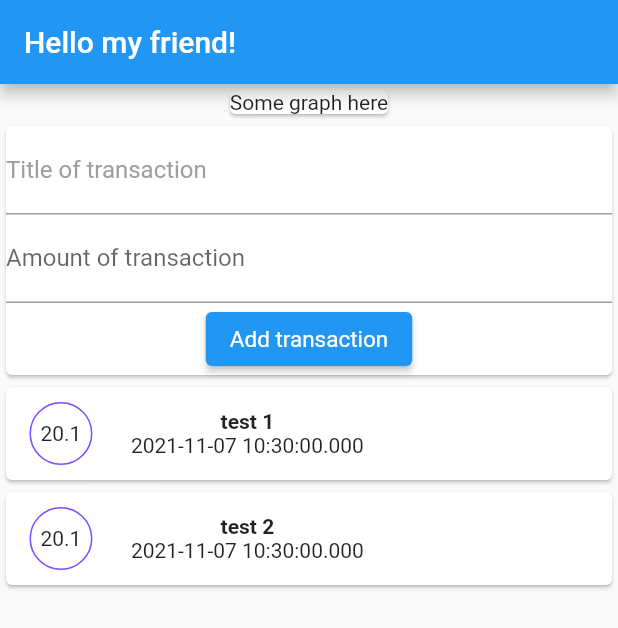
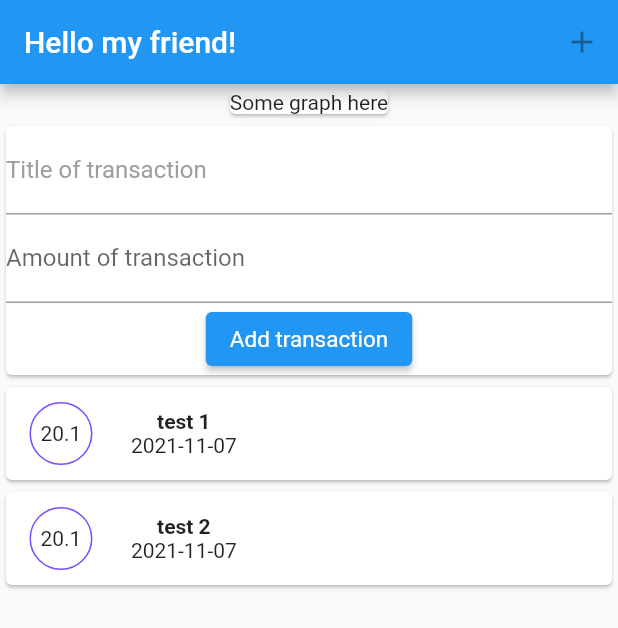
Before and after one commit to roman-romanov-o/flutter-practice, a Flutter app: the screen it shows after launch, on a phone screen of 412 x 824 dp. Shown: the top 628 px of the screen. Run offline on Flutter 3.47's test engine with Material 2 defaults, Android fonts, the phone set to English and light mode, and no system bars; missing offline and left inert: dart:ffi.

Commit message:
- Added date formatting - Change keyboard type

```diff
--- a/section_4/section_4_practice/lib/main.dart
+++ b/section_4/section_4_practice/lib/main.dart
@@ -57,6 +57,12 @@ class _MyHomePageState extends State<MyHomePage> {
     return Scaffold(
       appBar: AppBar(
         title: Text('Hello my friend!'),
+        actions: [
+          IconButton(
+            onPressed: null,
+            icon: Icon(Icons.add),
+          )
+        ],
       ),
       body: SingleChildScrollView(
         child: Column(
--- a/section_4/section_4_practice/lib/widgets/add_transaction.dart
+++ b/section_4/section_4_practice/lib/widgets/add_transaction.dart
@@ -18,6 +18,7 @@ class AddNewTransaction extends StatelessWidget {
         ),),
         TextField(
           controller: amountController,
+          keyboardType: TextInputType.number,
           decoration: InputDecoration(
               labelText: 'Amount of transaction'
           ),
--- a/section_4/section_4_practice/lib/widgets/transaction_list.dart
+++ b/section_4/section_4_practice/lib/widgets/transaction_list.dart
@@ -1,7 +1,12 @@
 import 'package:flutter/material.dart';
+import 'package:intl/intl.dart';
 import '../models/transaction.dart';
 
+
+
 class TransactionList extends StatelessWidget {
+  final DateFormat formatter = DateFormat('yyyy-MM-dd');
+
   final List<Transaction> _userTransactions;
   TransactionList(this._userTransactions);
 
@@ -38,7 +43,9 @@ class TransactionList extends StatelessWidget {
                           margin: EdgeInsets.only(left: 10),
                         ),
                         Container(
-                          child: Text(transaction.date.toString()),
+                          child: Text(
+                            formatter.format(transaction.date)
+                          ),
                           margin: EdgeInsets.only(left: 10),
                         ),
                       ],
```
